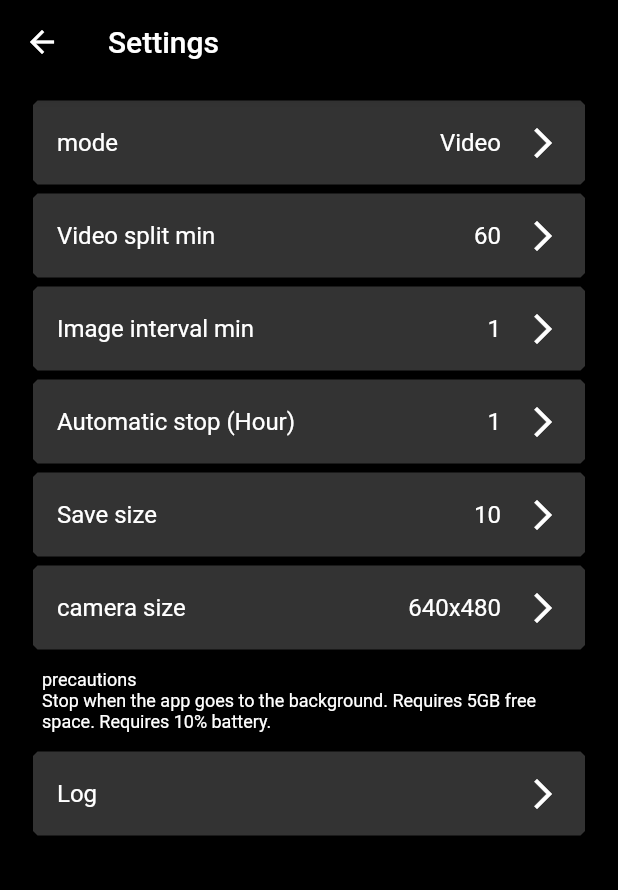
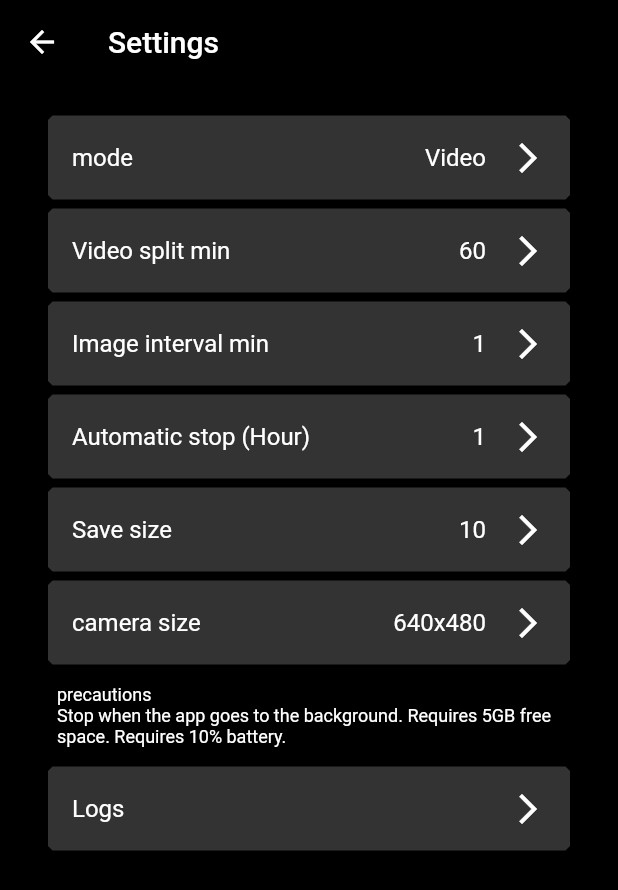
Before and after one commit to koji4104/LongTake, a Flutter app: the screen it shows after launch, after a tap on the "settings" icon, on a phone screen of 412 x 824 dp. Shown: the top 890 px of the screen. Run offline on Flutter 3.47's test engine with Material 2 defaults, Android fonts, the phone set to English and light mode, and no system bars; our stand-ins replace battery_plus, camera, gallery_saver, hooks_riverpod, native_device_orientation, shared_preferences and 2 more; missing offline and left inert: disk_space, flutter_video_info, video_thumbnail.

Commit message:
Leave a margin for the home button

```diff
--- a/lib/camera_screen.dart
+++ b/lib/camera_screen.dart
@@ -5,7 +5,7 @@ import 'package:path_provider/path_provider.dart';
 import 'photolist_screen.dart';
 import 'settings_screen.dart';
 import 'package:flutter/services.dart';
-import 'package:native_device_orientation/native_device_orientation.dart';
+
 import 'dart:math';
 import 'package:wakelock/wakelock.dart';
 
@@ -18,11 +18,14 @@ import 'provider.dart';
 import 'package:flutter/foundation.dart' show kIsWeb;
 import 'log_screen.dart';
 import 'package:video_thumbnail/video_thumbnail.dart' as video_thumbnail;
+import 'common.dart';
 
 bool disableCamera = kIsWeb; // true=test
 final bool _testMode = false;
 
 const Color COL_SS_TEXT = Color(0xFFbbbbbb);
+
+final cameraScreenProvider = ChangeNotifierProvider((ref) => ChangeNotifier());
 
 class CameraScreen extends ConsumerWidget {
   CameraController? _controller;
@@ -51,6 +54,7 @@ class CameraScreen extends ConsumerWidget {
 
   DeviceOrientation _orientation = DeviceOrientation.portraitUp;
   double _previewAngle = 0.0;
+  MyEdge _edge = MyEdge(provider:cameraScreenProvider);
 
   void init(BuildContext context, WidgetRef ref) {
     if(_timer == null)
@@ -95,6 +99,7 @@ class CameraScreen extends ConsumerWidget {
     this._context = context;
     Future.delayed(Duration.zero, () => init(context,ref));
     ref.watch(redrawProvider);
+    ref.watch(cameraScreenProvider);
 
     this._isScreensaver = ref.watch(isScreenSaverProvider);
     this._isRecording = ref.watch(isRecordingProvider);
@@ -108,47 +113,14 @@ class CameraScreen extends ConsumerWidget {
       Wakelock.disable();
     }
 
+    _edge.getEdge(context,ref);
+
     return Scaffold(
       key: _scaffoldKey,
       extendBody: true,
-      body: Stack(children: <Widget>[
-
-        NativeDeviceOrientationReader(
-          useSensor: true,
-          builder: (context) {
-
-            if(false && _controller!=null && this._isRecording==false) {
-              DeviceOrientation ori = DeviceOrientation.portraitUp;
-              double ang = 0;
-
-              // Video recording upside down.
-              switch (NativeDeviceOrientationReader.orientation(context)) {
-                case NativeDeviceOrientation.landscapeRight:
-                  ori = DeviceOrientation.landscapeLeft;
-                  ang = pi;
-                  print('-- landscapeRight rec upside down');
-                  break;
-                case NativeDeviceOrientation.landscapeLeft:
-                  ori = DeviceOrientation.landscapeRight;
-                  ang = pi;
-                  break;
-                case NativeDeviceOrientation.portraitDown:
-                  ori = DeviceOrientation.portraitDown;
-                  ang = 0;
-                  break;
-                default:
-                  break;
-              }
-              if(this._orientation != ori) {
-                _orientation = ori;
-                _previewAngle = ang;
-                if(_controller!=null)
-                  _controller!.lockCaptureOrientation(_orientation);
-              }
-            }
-            return Container();
-          }
-        ),
+      body: Container(
+        margin: _edge.homebarEdge,
+        child: Stack(children: <Widget>[
 
         // screen saver
         if (_isScreensaver)
@@ -172,7 +144,7 @@ class CameraScreen extends ConsumerWidget {
         // Camera Switch button
         if(_isScreensaver==false)
           MyButton(
-            bottom: 60.0, right: 60.0,
+            bottom: 30.0, right: 30.0,
             icon: Icon(Icons.flip_camera_ios, color: Colors.white),
             onPressed:() => _onCameraSwitch(ref),
           ),
@@ -180,7 +152,7 @@ class CameraScreen extends ConsumerWidget {
         // PhotoList screen button
         if(_isScreensaver==false)
           MyButton(
-            top: 60.0, left: 60.0,
+            top: 50.0, left: 30.0,
             icon: Icon(Icons.folder, color: Colors.white),
             onPressed: () {
               Navigator.of(context).push(
@@ -193,7 +165,7 @@ class CameraScreen extends ConsumerWidget {
         // Settings screen button
         if(_isScreensaver==false)
           MyButton(
-            top: 60.0, right: 60.0,
+            top: 50.0, right: 30.0,
             icon: Icon(Icons.settings, color:Colors.white),
             onPressed:() async {
               await Navigator.of(context).push(
@@ -211,7 +183,7 @@ class CameraScreen extends ConsumerWidget {
           ),
         ]
       ),
-    );
+    ));
   }
 
   /// Camera
--- /dev/null
+++ b/lib/common.dart
@@ -0,0 +1,105 @@
+import 'package:flutter/material.dart';
+import 'package:flutter/services.dart';
+import 'package:native_device_orientation/native_device_orientation.dart';
+import 'dart:io';
+import 'package:hooks_riverpod/hooks_riverpod.dart';
+class MyUI {
+  MyUI() {}
+
+  static final double mobileWidth = 700.0;
+  static final double desktopWidth = 1100.0;
+
+  static bool isMobile(BuildContext context) {
+    return MediaQuery
+        .of(context)
+        .size
+        .width < mobileWidth;
+  }
+
+  static bool isTablet(BuildContext context) {
+    return MediaQuery
+        .of(context)
+        .size
+        .width < desktopWidth &&
+        MediaQuery
+            .of(context)
+            .size
+            .width >= mobileWidth;
+  }
+
+  static bool isDesktop(BuildContext context) {
+    return MediaQuery
+        .of(context)
+        .size
+        .width >= desktopWidth;
+  }
+
+  static Size getSize(BuildContext context) {
+    return MediaQuery
+        .of(context)
+        .size;
+  }
+}
+
+class MyEdge {
+  /// ホームバーの幅
+  static double homebarWidth = 40.0;
+
+  /// 基本的なマージン
+  static double margin = 10.0;
+
+  /// タブレット時の左マージン
+  static double leftMargin = 200.0;
+
+  /// ホームバーの幅（アンドロイド）
+  EdgeInsetsGeometry homebarEdge = EdgeInsets.all(0.0);
+
+  /// 設定画面で左側の余白
+  EdgeInsetsGeometry settingsEdge = EdgeInsets.all(0.0);
+
+  MyEdge({ProviderBase? provider}) {
+    if(provider!=null) this._provider = provider;
+  }
+
+  ProviderBase? _provider;
+  NativeDeviceOrientation? _lastOri;
+
+  /// スクリーンのbuild()内で呼び出す
+  void getEdge(BuildContext context, WidgetRef ref) async {
+    NativeDeviceOrientation ori = await NativeDeviceOrientationCommunicator()
+        .orientation();
+    if(_lastOri!=null && _lastOri==ori)
+      return;
+    _lastOri = ori;
+
+    if (Platform.isAndroid) {
+      switch (ori) {
+        case NativeDeviceOrientation.landscapeRight:
+          homebarEdge = EdgeInsets.only(left: homebarWidth);
+          print('-- landscapeRight');
+          break;
+        case NativeDeviceOrientation.landscapeLeft:
+          homebarEdge = EdgeInsets.only(right: homebarWidth);
+          break;
+        case NativeDeviceOrientation.portraitDown:
+        case NativeDeviceOrientation.portraitUp:
+          homebarEdge = EdgeInsets.only(bottom: homebarWidth);
+          break;
+        default:
+          break;
+      }
+    }
+
+    EdgeInsetsGeometry leftEdge = EdgeInsets.all(0.0);
+    if (MediaQuery.of(context).size.width > 700) {
+      leftEdge = EdgeInsets.only(left: leftMargin);
+    }
+    this.settingsEdge = EdgeInsets.all(margin);
+    this.settingsEdge = this.settingsEdge.add(leftEdge);
+    this.settingsEdge = this.settingsEdge.add(homebarEdge);
+
+    if(_provider!=null)
+      ref.read(_provider!).notifyListeners();
+  }
+
+}
--- a/lib/settings_screen.dart
+++ b/lib/settings_screen.dart
@@ -5,6 +5,7 @@ import 'package:shared_preferences/shared_preferences.dart';
 
 import 'localizations.dart';
 import 'log_screen.dart';
+import 'common.dart';
 
 class EnvData {
   int val;
@@ -116,10 +117,7 @@ class Environment {
   }
 }
 
-final SettingsScreenProvider = ChangeNotifierProvider((ref) => SettingsScreenNotifier(ref));
-class SettingsScreenNotifier extends ChangeNotifier {
-  SettingsScreenNotifier(ref){}
-}
+final settingsScreenProvider = ChangeNotifierProvider((ref) => ChangeNotifier());
 
 class SettingsScreen extends ConsumerWidget {
   SettingsScreen(){}
@@ -136,19 +134,15 @@ class SettingsScreen extends ConsumerWidget {
 
   BuildContext? _context;
   WidgetRef? _ref;
+  MyEdge _edge = MyEdge(provider:settingsScreenProvider);
+
   @override
   Widget build(BuildContext context, WidgetRef ref) {
     _context = context;
     _ref = ref;
-    ref.watch(SettingsScreenProvider);
+    ref.watch(settingsScreenProvider);
 
-    double leftPdd = 8;
-    double rightPdd = 8;
-    double w = MediaQuery.of(context).size.width;
-    if(w>700) {
-      leftPdd = 200;
-      rightPdd = 12;
-    }
+    _edge.getEdge(context,ref);
 
     return WillPopScope(
       onWillPop: () async {
@@ -161,14 +155,24 @@ class SettingsScreen extends ConsumerWidget {
           backgroundColor:Color(0xFF000000),
           actions: <Widget>[],
         ),
-        body:FutureBuilder(
+        body: Container(
+          margin: _edge.settingsEdge,
+          child: Stack(children: <Widget>[
+            getList(context),
+          ])
+        )
+      )
+    );
+  }
+
+  Widget getList(BuildContext context) {
+    return FutureBuilder(
       future: load(),
       builder: (context, snapshot) {
         if(snapshot.hasData == false)
           return SingleChildScrollView();
-
         return SingleChildScrollView(
-            padding: EdgeInsets.fromLTRB(leftPdd,8,rightPdd,8),
+          padding: EdgeInsets.fromLTRB(8,8,8,8),
           child: Column(children: [
             MyValue(data: env.recording_mode),
             MyValue(data: env.video_interval_sec),
@@ -180,17 +184,19 @@ class SettingsScreen extends ConsumerWidget {
             MyText(Localized.of(context).text("precautions")),
 
             MyListTile(
-                title:Text('Log'),
+              title:Text('Logs'),
               onTap:(){
                 Navigator.of(context).push(
                   MaterialPageRoute(
                     builder: (context) => LogScreen(),
-                  ));
+                    )
+                  );
                 }
               ),
-            ]));
-        })
+            ]
           )
+        );
+      }
    );
   }
 
@@ -237,7 +243,7 @@ class SettingsScreen extends ConsumerWidget {
             if (data.val != ret) {
               data.set(ret);
               env.save(data);
-              _ref!.read(SettingsScreenProvider).notifyListeners();
+              _ref!.read(settingsScreenProvider).notifyListeners();
             }
           }
         );
```
Also changed, not shown: lib/photolist_screen.dart (+18 -5 lines). Lines whose indentation alone changed are shown as unchanged.
